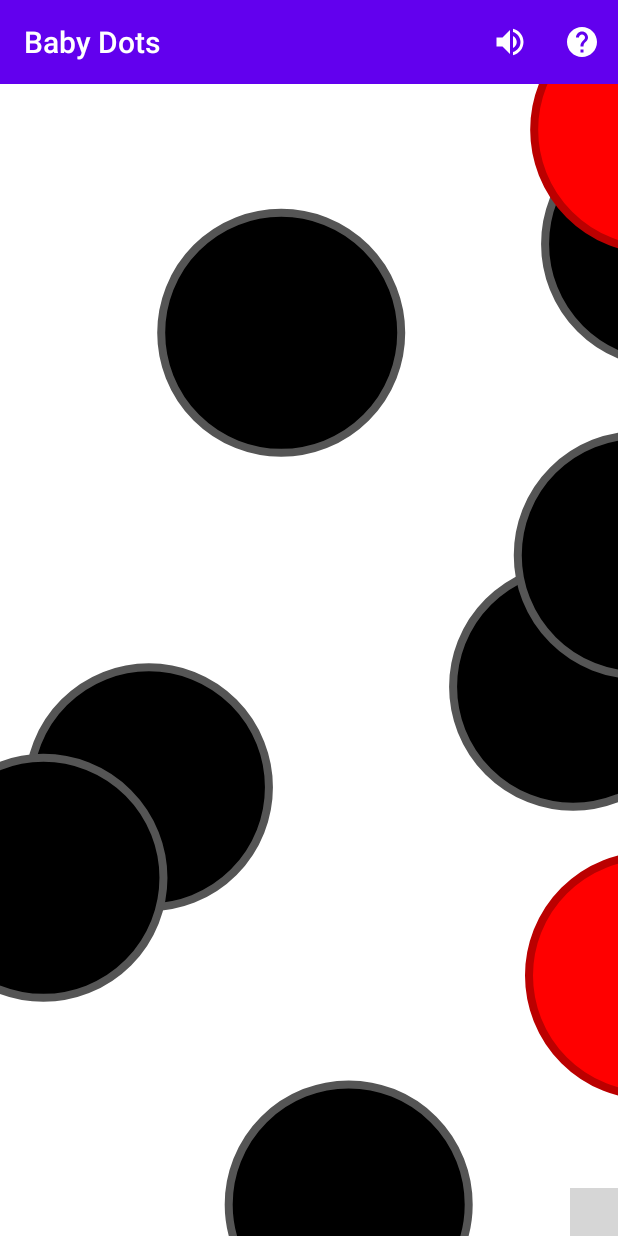
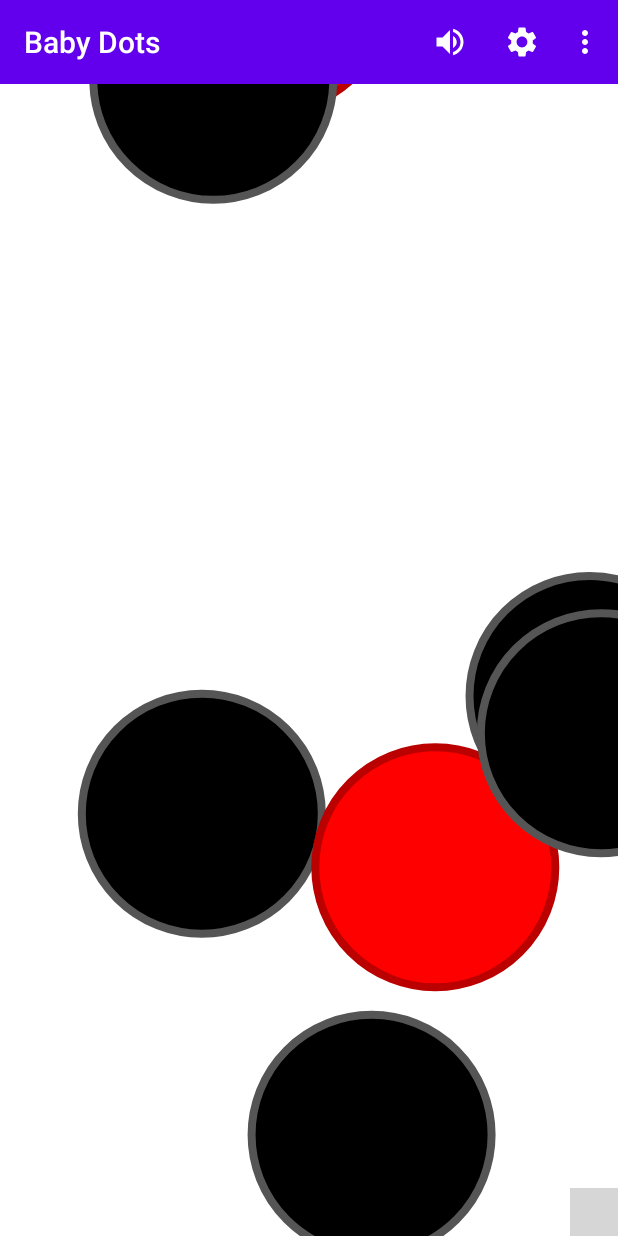
Before and after one commit to babydots/babydots, an Android app: the screen it shows after launch (MainActivity), after a tap on "Mute", on a phone screen of 412 x 824 dp. Run offline under Robolectric (Android 15) with nearby library versions, the phone set to English and light mode, and no system bars; libraries missing offline, so code that uses them is left out: com.leinardi.android; plain views replace SpeedDialView; 3 statements that could not run were skipped; grey boxes are pictures that could not be loaded.

Commit message:
Add settings activity, currently for sleep timer duration.
Also clarify wording of some dialogs regarding the sleep timer.

```diff
--- a/app/build.gradle
+++ b/app/build.gradle
@@ -29,7 +29,7 @@ dependencies {
     implementation 'androidx.core:core-ktx:1.3.2'
     implementation 'androidx.appcompat:appcompat:1.2.0'
     implementation 'androidx.constraintlayout:constraintlayout:2.0.2'
-    implementation 'androidx.preference:preference:1.1.1'
+    implementation 'androidx.preference:preference-ktx:1.1.1'
 
     implementation "com.leinardi.android:speed-dial:3.1.1"
     implementation 'com.github.medyo:fancybuttons:1.9.1'
--- a/app/src/main/AndroidManifest.xml
+++ b/app/src/main/AndroidManifest.xml
@@ -18,6 +18,7 @@
                 <category android:name="android.intent.category.LAUNCHER" />
             </intent-filter>
         </activity>
+        <activity android:name=".SettingsActivity" android:parentActivityName=".MainActivity" />
         <activity android:name=".AboutActivity" android:parentActivityName=".MainActivity" />
     </application>
 
--- a/app/src/main/java/com/serwylo/babydots/Preferences.kt
+++ b/app/src/main/java/com/serwylo/babydots/Preferences.kt
@@ -14,6 +14,11 @@ object Preferences {
     private const val PREF_COLOUR_SCHEME = "colourScheme"
     private const val PREF_SPEED = "speed"
     private const val PREF_SIZE = "size"
+
+    /**
+     * This is defined in the settings.xml, others are just managed by this class.
+     */
+    private const val PREF_SLEEP_TIMER = "sleep_timer"
 
     fun getSpeed(context: Context): AnimatedDots.Speed {
         return try {
@@ -43,6 +48,10 @@ object Preferences {
 
     }
 
+    fun getSleepTimerMins(context: Context): Int {
+        return PreferenceManager.getDefaultSharedPreferences(context).getString(PREF_SLEEP_TIMER, "3")?.toInt() ?: 3;
+    }
+
     fun setSpeed(context: Context, speed: AnimatedDots.Speed) {
         PreferenceManager.getDefaultSharedPreferences(context).edit().putString(PREF_SPEED, speed.toString()).apply()
     }
--- /dev/null
+++ b/app/src/main/res/drawable/ic_settings.xml
@@ -0,0 +1,5 @@
+<vector android:height="24dp" android:tint="#FFFFFF"
+    android:viewportHeight="24" android:viewportWidth="24"
+    android:width="24dp" xmlns:android="http://schemas.android.com/apk/res/android">
+    <path android:fillColor="@android:color/white" android:pathData="M19.14,12.94c0.04,-0.3 0.06,-0.61 0.06,-0.94c0,-0.32 -0.02,-0.64 -0.07,-0.94l2.03,-1.58c0.18,-0.14 0.23,-0.41 0.12,-0.61l-1.92,-3.32c-0.12,-0.22 -0.37,-0.29 -0.59,-0.22l-2.39,0.96c-0.5,-0.38 -1.03,-0.7 -1.62,-0.94L14.4,2.81c-0.04,-0.24 -0.24,-0.41 -0.48,-0.41h-3.84c-0.24,0 -0.43,0.17 -0.47,0.41L9.25,5.35C8.66,5.59 8.12,5.92 7.63,6.29L5.24,5.33c-0.22,-0.08 -0.47,0 -0.59,0.22L2.74,8.87C2.62,9.08 2.66,9.34 2.86,9.48l2.03,1.58C4.84,11.36 4.8,11.69 4.8,12s0.02,0.64 0.07,0.94l-2.03,1.58c-0.18,0.14 -0.23,0.41 -0.12,0.61l1.92,3.32c0.12,0.22 0.37,0.29 0.59,0.22l2.39,-0.96c0.5,0.38 1.03,0.7 1.62,0.94l0.36,2.54c0.05,0.24 0.24,0.41 0.48,0.41h3.84c0.24,0 0.44,-0.17 0.47,-0.41l0.36,-2.54c0.59,-0.24 1.13,-0.56 1.62,-0.94l2.39,0.96c0.22,0.08 0.47,0 0.59,-0.22l1.92,-3.32c0.12,-0.22 0.07,-0.47 -0.12,-0.61L19.14,12.94zM12,15.6c-1.98,0 -3.6,-1.62 -3.6,-3.6s1.62,-3.6 3.6,-3.6s3.6,1.62 3.6,3.6S13.98,15.6 12,15.6z"/>
+</vector>
--- a/app/src/main/res/menu/main_menu.xml
+++ b/app/src/main/res/menu/main_menu.xml
@@ -9,9 +9,15 @@
         app:showAsAction="always" />
 
     <item
+        android:id="@+id/menu_settings"
+        android:icon="@drawable/ic_settings"
+        android:title="@string/settings"
+        app:showAsAction="ifRoom" />
+
+    <item
         android:id="@+id/menu_about"
         android:icon="@drawable/ic_help"
         android:title="@string/about"
-        app:showAsAction="ifRoom" />
+        app:showAsAction="never" />
 
 </menu>
--- a/app/src/main/res/values/strings.xml
+++ b/app/src/main/res/values/strings.xml
@@ -11,8 +11,11 @@
     <string name="about_credits">Credits</string>
     <string name="sleep_timer">Sleep Timer</string>
     <string name="sleep_time">Sleep time</string>
-    <string name="stop_sleep_time_button">Stop sleep time</string>
+    <string name="resume_dots_button">Resume dots</string>
     <string name="back">Back</string>
-    <string name="stop_sleep_time_message">Stop sleep time and resume dots?</string>
-    <string name="sleep_timer_description">When the timer reaches zero, the screen will dim, music will pause, and the screen will turn off soon after.</string>
+    <string name="stop_sleep_time_message">Resume dots, remove the sleep timer, and exit sleep time.</string>
+    <string name="sleep_timer_description">When the timer reaches zero, the screen will dim, the music will pause, and the screen will turn off soon after.</string>
+    <string name="settings">Settings</string>
+    <string name="pref_x_minutes">%1$d minutes</string>
+    <string name="stop_timer_button">Stop timer</string>
 </resources>
--- /dev/null
+++ b/app/src/main/res/xml/settings.xml
@@ -0,0 +1,6 @@
+<?xml version="1.0" encoding="utf-8"?>
+<PreferenceScreen xmlns:android="http://schemas.android.com/apk/res/android">
+    <ListPreference
+        android:key="sleep_timer"
+        android:title="@string/sleep_timer" />
+</PreferenceScreen>
```
Also changed, not shown: app/src/main/java/com/serwylo/babydots/MainActivity.kt (+21 -11 lines), app/src/main/java/com/serwylo/babydots/SettingsActivity.kt (added, +38 -0 lines), app/src/main/res/layout/activity_settings.xml (added, +29 -0 lines).
